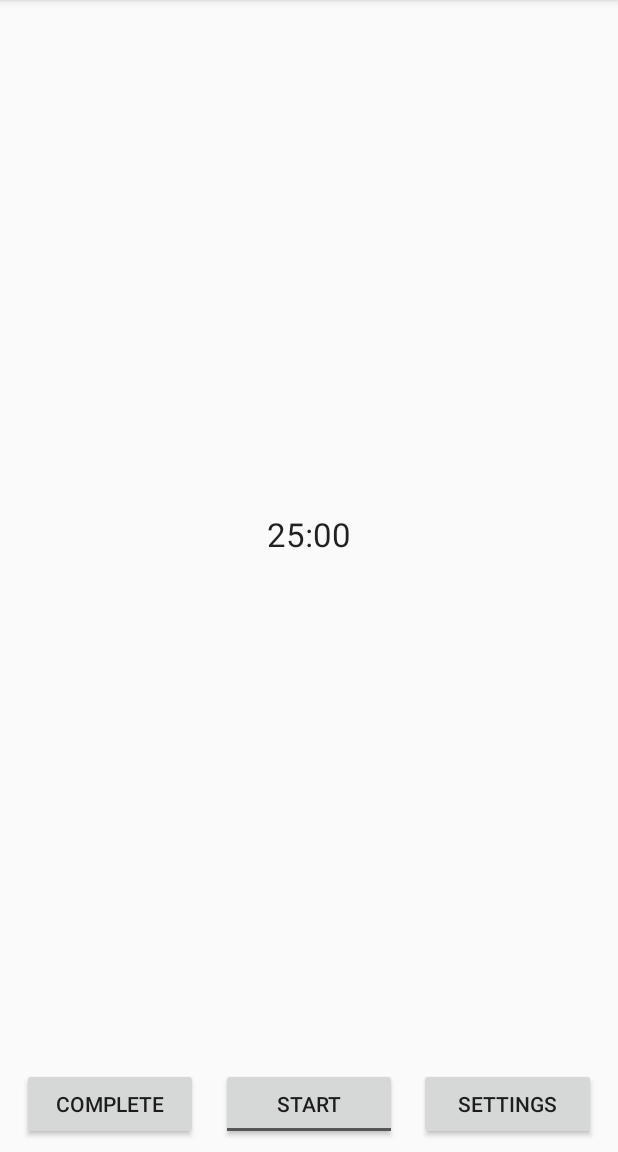
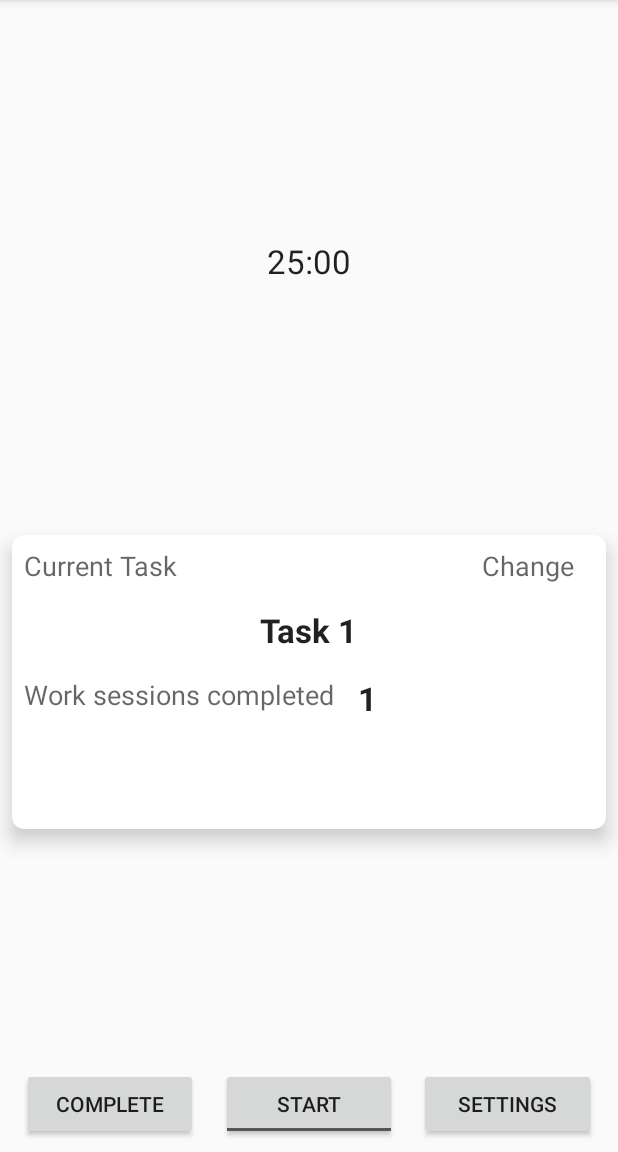
Before and after one commit to google-udacity-india-scholars/abnd-track-pomodoro-timer-app, an Android app: the screen it shows after launch (MainActivity), on a phone screen of 412 x 824 dp, the part 84-1236 px from its top. Run offline under Robolectric (Android 15) with nearby library versions, the phone set to English and light mode, and no system bars; our stand-ins replace ButterKnife.

Commit message:
Added cardView for current task and number of sessions completed

```diff
--- a/app/build.gradle
+++ b/app/build.gradle
@@ -22,6 +22,7 @@ dependencies {
     implementation fileTree(dir: 'libs', include: ['*.jar'])
     implementation 'com.android.support:appcompat-v7:28.0.0'
     implementation 'com.android.support.constraint:constraint-layout:1.1.3'
+        implementation 'com.android.support:cardview-v7:28.0.0'
     implementation 'com.jakewharton:butterknife:9.0.0-rc1'
     annotationProcessor 'com.jakewharton:butterknife-compiler:9.0.0-rc1'
     testImplementation 'junit:junit:4.12'
--- a/app/src/main/java/gis2018/udacity/pomodoro/MainActivity.java
+++ b/app/src/main/java/gis2018/udacity/pomodoro/MainActivity.java
@@ -1,9 +1,9 @@
 package gis2018.udacity.pomodoro;
 
 import android.content.Intent;
+import android.os.Bundle;
 import android.os.CountDownTimer;
 import android.support.v7.app.AppCompatActivity;
-import android.os.Bundle;
 import android.util.Log;
 import android.view.View;
 import android.widget.Button;
@@ -20,6 +20,8 @@ public class MainActivity extends AppCompatActivity implements View.OnClickListe
 
     @BindView(R.id.settings_button_main)
     Button settingsButton;
+    @BindView(R.id.task_change_button_main)
+    Button changeButton;
 
     @Override
     protected void onCreate(Bundle savedInstanceState) {
@@ -29,6 +31,7 @@ public class MainActivity extends AppCompatActivity implements View.OnClickListe
 
         ButterKnife.bind(this);
         settingsButton.setOnClickListener(this);
+        changeButton.setOnClickListener(this);
     }
 
     /**
@@ -63,6 +66,9 @@ public class MainActivity extends AppCompatActivity implements View.OnClickListe
                 Intent intent = new Intent(MainActivity.this, SettingsActivity.class);
                 startActivity(intent);
                 break;
+            case R.id.task_change_button_main:
+                // Todo: Define on task change
+                break;
             default:
 
         }
--- a/app/src/main/res/layout/activity_main.xml
+++ b/app/src/main/res/layout/activity_main.xml
@@ -16,10 +16,101 @@
         android:layout_marginBottom="8dp"
         android:text="25:00"
         android:textAppearance="@style/TextAppearance.AppCompat.Large"
+        app:layout_constraintBottom_toTopOf="@id/cardview_main"
+        app:layout_constraintEnd_toEndOf="parent"
+        app:layout_constraintStart_toStartOf="parent"
+        app:layout_constraintTop_toTopOf="parent" />
+
+    <android.support.v7.widget.CardView
+        android:id="@+id/cardview_main"
+        android:layout_width="match_parent"
+        android:layout_height="wrap_content"
+        android:layout_marginStart="8dp"
+        android:layout_marginTop="8dp"
+        android:layout_marginEnd="8dp"
+        android:layout_marginBottom="8dp"
+        android:minHeight="196dp"
+        app:cardCornerRadius="8dp"
+        app:cardElevation="8dp"
         app:layout_constraintBottom_toTopOf="@id/timer_button_main"
         app:layout_constraintEnd_toEndOf="parent"
         app:layout_constraintStart_toStartOf="parent"
-        app:layout_constraintTop_toTopOf="parent" />
+        app:layout_constraintTop_toBottomOf="@id/countdown_textview_main">
+
+        <RelativeLayout
+            android:layout_width="match_parent"
+            android:layout_height="match_parent">
+
+            <TextView
+                android:id="@+id/current_task_textview_main"
+                android:layout_width="wrap_content"
+                android:layout_height="wrap_content"
+                android:layout_marginStart="8dp"
+                android:layout_marginTop="8dp"
+                android:layout_marginEnd="8dp"
+                android:layout_marginBottom="8dp"
+                android:text="Current Task"
+                android:textAppearance="@style/TextAppearance.AppCompat.Medium" />
+
+            <Button
+                android:id="@+id/task_change_button_main"
+                style="?borderlessButtonStyle"
+                android:layout_width="wrap_content"
+                android:layout_height="wrap_content"
+                android:layout_alignBaseline="@id/current_task_textview_main"
+                android:layout_alignParentTop="true"
+                android:layout_alignParentEnd="true"
+                android:layout_marginStart="8dp"
+                android:layout_marginTop="8dp"
+                android:layout_marginEnd="8dp"
+                android:layout_marginBottom="8dp"
+                android:text="Change"
+                android:textAppearance="@style/TextAppearance.AppCompat.Medium" />
+
+            <TextView
+                android:id="@+id/current_task_name_textview_main"
+                android:layout_width="wrap_content"
+                android:layout_height="wrap_content"
+                android:layout_below="@id/current_task_textview_main"
+                android:layout_centerHorizontal="true"
+                android:layout_marginStart="8dp"
+                android:layout_marginTop="8dp"
+                android:layout_marginEnd="8dp"
+                android:layout_marginBottom="8dp"
+                android:text="Task 1"
+                android:textAppearance="@style/TextAppearance.AppCompat.Large"
+                android:textStyle="bold" />
+
+            <TextView
+                android:id="@+id/sessions_completed_textview_main"
+                android:layout_width="wrap_content"
+                android:layout_height="wrap_content"
+                android:layout_below="@id/current_task_name_textview_main"
+                android:layout_marginStart="8dp"
+                android:layout_marginTop="8dp"
+                android:layout_marginEnd="8dp"
+                android:layout_marginBottom="8dp"
+                android:text="Work sessions completed"
+                android:textAppearance="@style/TextAppearance.AppCompat.Medium" />
+
+            <TextView
+                android:id="@+id/session_completed_value_textview_main"
+                android:layout_width="wrap_content"
+                android:layout_height="wrap_content"
+                android:layout_below="@id/current_task_name_textview_main"
+                android:layout_alignParentEnd="true"
+                android:layout_marginStart="8dp"
+                android:layout_marginTop="8dp"
+                android:layout_marginEnd="8dp"
+                android:layout_marginBottom="8dp"
+                android:layout_toEndOf="@id/sessions_completed_textview_main"
+                android:text="1"
+                android:textAppearance="@style/TextAppearance.AppCompat.Large"
+                android:textStyle="bold" />
+
+        </RelativeLayout>
+
+    </android.support.v7.widget.CardView>
 
     <Button
         android:id="@+id/finish_button_main"
@@ -58,4 +149,5 @@
         app:layout_constraintEnd_toEndOf="parent"
         app:layout_constraintHorizontal_bias="0.5"
         app:layout_constraintStart_toEndOf="@id/timer_button_main" />
+
 </android.support.constraint.ConstraintLayout>
```
